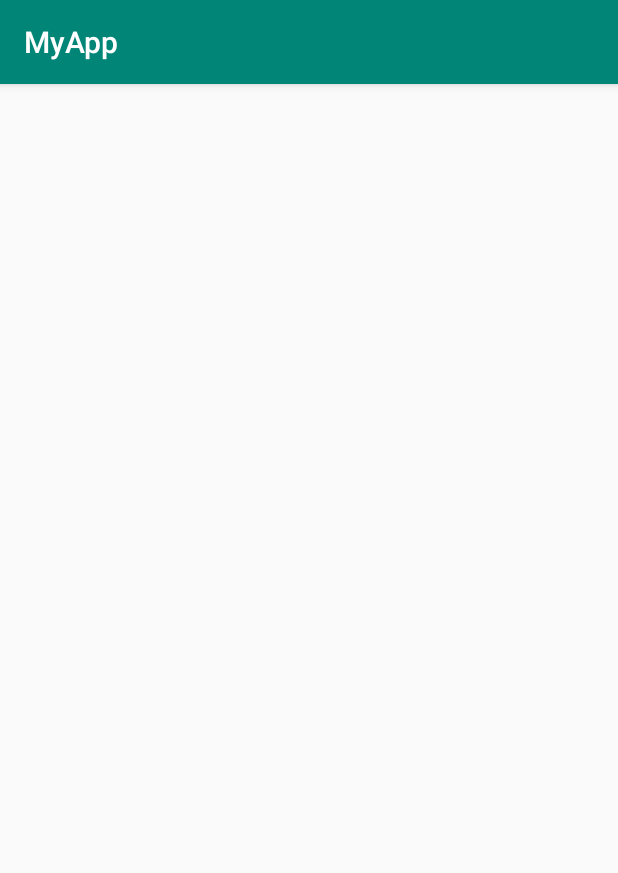
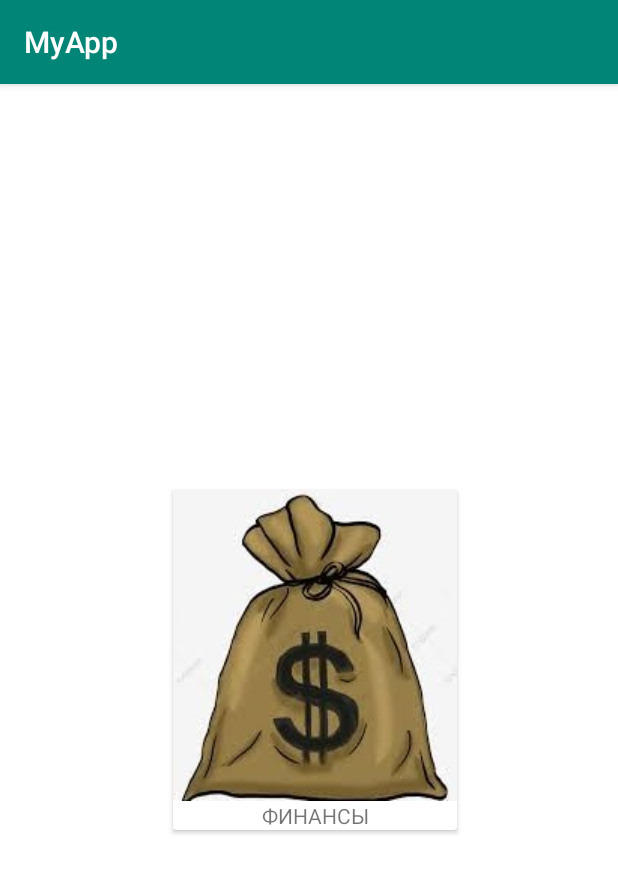
Before and after one commit to IlyaGolenya87/JavaStudy, an Android app: the MenuActivity screen opened directly, with no data from a screen before it, on a phone screen of 412 x 824 dp. Shown: the top 873 px of the screen. Run offline under Robolectric (Android 15) with nearby library versions, the phone set to English and light mode, and no system bars.

Commit message:
20.03.2020

```diff
--- a/19.20.21/MyApp/app/build.gradle
+++ b/19.20.21/MyApp/app/build.gradle
@@ -28,5 +28,7 @@ dependencies {
     androidTestImplementation 'androidx.test.espresso:espresso-core:3.1.1'
     implementation 'com.squareup.retrofit2:retrofit:2.4.0'      //установка библиотеки Retrofit
     implementation 'com.squareup.retrofit2:converter-gson:2.3.0'
+    implementation 'androidx.cardview:cardview:1.0.0'
+    implementation 'com.google.android.material:material:1.0.0'
     //установка библиотеки gson (парсит данный из формата json)
 }
--- a/19.20.21/MyApp/app/src/main/java/com/example/myapp/MainActivity.java
+++ b/19.20.21/MyApp/app/src/main/java/com/example/myapp/MainActivity.java
@@ -27,11 +27,11 @@ public class MainActivity extends AppCompatActivity {
 
         //Проверяем, выполнен ли вход через кэш, чтобы не вводить каждый раз логи или пароль
 
-        /*SharedPreferences preferences = PreferenceManager.getDefaultSharedPreferences(this);
+        SharedPreferences preferences = PreferenceManager.getDefaultSharedPreferences(this);
         if (preferences.contains("API_TOKEN")){
             showMenuActivity();
             return;
-        }*/
+        }
 
         final EditText login = findViewById(R.id.login); //    вытаскиваем нужное текстовое поле по id
         final EditText password = findViewById(R.id.password);
--- a/19.20.21/MyApp/app/src/main/java/com/example/myapp/MenuActivity.java
+++ b/19.20.21/MyApp/app/src/main/java/com/example/myapp/MenuActivity.java
@@ -1,8 +1,11 @@
 package com.example.myapp;
 
 import androidx.appcompat.app.AppCompatActivity;
+import androidx.cardview.widget.CardView;
 
+import android.content.Intent;
 import android.os.Bundle;
+import android.view.View;
 
 public class MenuActivity extends AppCompatActivity {
 
@@ -10,5 +13,22 @@ public class MenuActivity extends AppCompatActivity {
     protected void onCreate(Bundle savedInstanceState) {
         super.onCreate(savedInstanceState);
         setContentView(R.layout.activity_menu);
+
+        CardView financeBtn = findViewById(R.id.financeBtn);
+        financeBtn.setOnClickListener(new View.OnClickListener() {
+            @Override
+            public void onClick(View v) {
+
+                showActivity(FinanceActivity.class);
+
+            }
+        });
     }
+
+
+    public void showActivity (Class activity) {
+        Intent intent = new Intent (this, activity);
+        startActivity(intent);
+    }
+
 }
--- a/19.20.21/MyApp/app/src/main/res/layout/activity_menu.xml
+++ b/19.20.21/MyApp/app/src/main/res/layout/activity_menu.xml
@@ -4,6 +4,45 @@
     xmlns:tools="http://schemas.android.com/tools"
     android:layout_width="match_parent"
     android:layout_height="match_parent"
+    android:background="@android:color/white"
     tools:context=".MenuActivity">
 
+    <androidx.cardview.widget.CardView
+        android:id="@+id/financeBtn"
+        android:layout_width="wrap_content"
+        android:layout_height="wrap_content"
+        android:layout_margin="5dp"
+        android:layout_marginStart="16dp"
+        android:layout_marginLeft="16dp"
+        android:layout_marginTop="16dp"
+        android:padding="5dp"
+        app:layout_constraintBottom_toBottomOf="parent"
+        app:layout_constraintEnd_toEndOf="parent"
+        app:layout_constraintHorizontal_bias="0.52"
+        app:layout_constraintStart_toStartOf="parent"
+        app:layout_constraintTop_toTopOf="parent">
+
+        <LinearLayout
+            android:layout_width="match_parent"
+            android:layout_height="match_parent"
+            android:orientation="vertical">
+
+            <ImageView
+                android:id="@+id/imageView4"
+                android:layout_width="match_parent"
+                android:layout_height="wrap_content"
+                android:visibility="visible"
+                android:src="@drawable/images"
+                tools:visibility="visible" />
+
+            <TextView
+                android:id="@+id/textView3"
+                android:layout_width="match_parent"
+                android:layout_height="wrap_content"
+                android:gravity="clip_vertical|center_horizontal"
+                android:text="ФИНАНСЫ" />
+        </LinearLayout>
+
+    </androidx.cardview.widget.CardView>
+
 </androidx.constraintlayout.widget.ConstraintLayout>
```
Also changed, not shown: 19.20.21/MyApp/app/src/main/AndroidManifest.xml (+6 -1 lines), 19.20.21/MyApp/app/src/main/java/com/example/myapp/FinanceActivity.java (added, +29 -0 lines), 19.20.21/MyApp/app/src/main/java/com/example/myapp/Utils/Dialog.java (+10 -0 lines), 19.20.21/MyApp/app/src/main/java/com/example/myapp/api/MyFamily.java (+13 -4 lines), 19.20.21/MyApp/app/src/main/java/com/example/myapp/model/Finance.java (added, +20 -0 lines), 19.20.21/MyApp/app/src/main/java/com/example/myapp/model/FinanceResponse.java (added, +14 -0 lines), 19.20.21/MyApp/app/src/main/res/layout/activity_finance.xml (added, +63 -0 lines), 19.20.21/MyApp/app/src/main/res/layout/calendar_layot.xml (added, +19 -0 lines), 19.20.21/MyApp/app/src/main/res/drawable/images.jpg (added).
